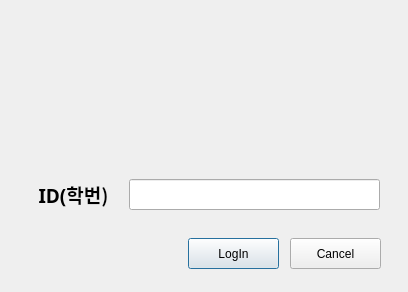
The window that DCheat/DCheat/view/login.ui (DCheat/DCheat) describes before a commit, drawn with Qt 5.
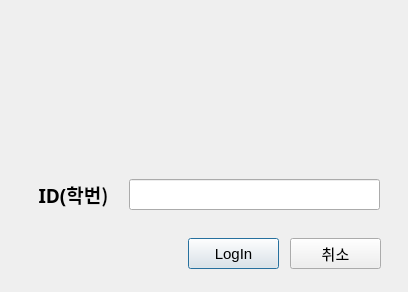
The same window after the commit.

Patch:
```diff
--- a/DCheat/DCheat/view/login.ui
+++ b/DCheat/DCheat/view/login.ui
@@ -56,6 +56,12 @@
      <height>31</height>
     </rect>
    </property>
+   <property name="font">
+    <font>
+     <family>Arial</family>
+     <pointsize>11</pointsize>
+    </font>
+   </property>
    <property name="text">
     <string>LogIn</string>
    </property>
@@ -69,8 +75,14 @@
      <height>31</height>
     </rect>
    </property>
+   <property name="font">
+    <font>
+     <family>Arial</family>
+     <pointsize>11</pointsize>
+    </font>
+   </property>
    <property name="text">
-    <string>Cancel</string>
+    <string>취소</string>
    </property>
   </widget>
  </widget>
```
